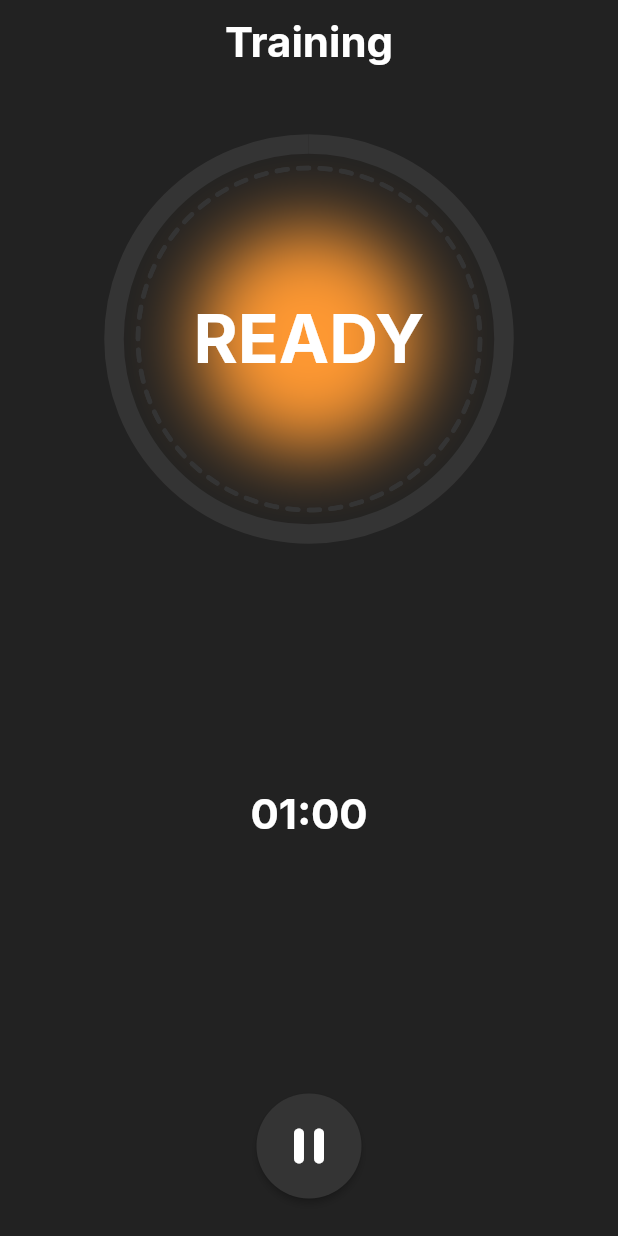
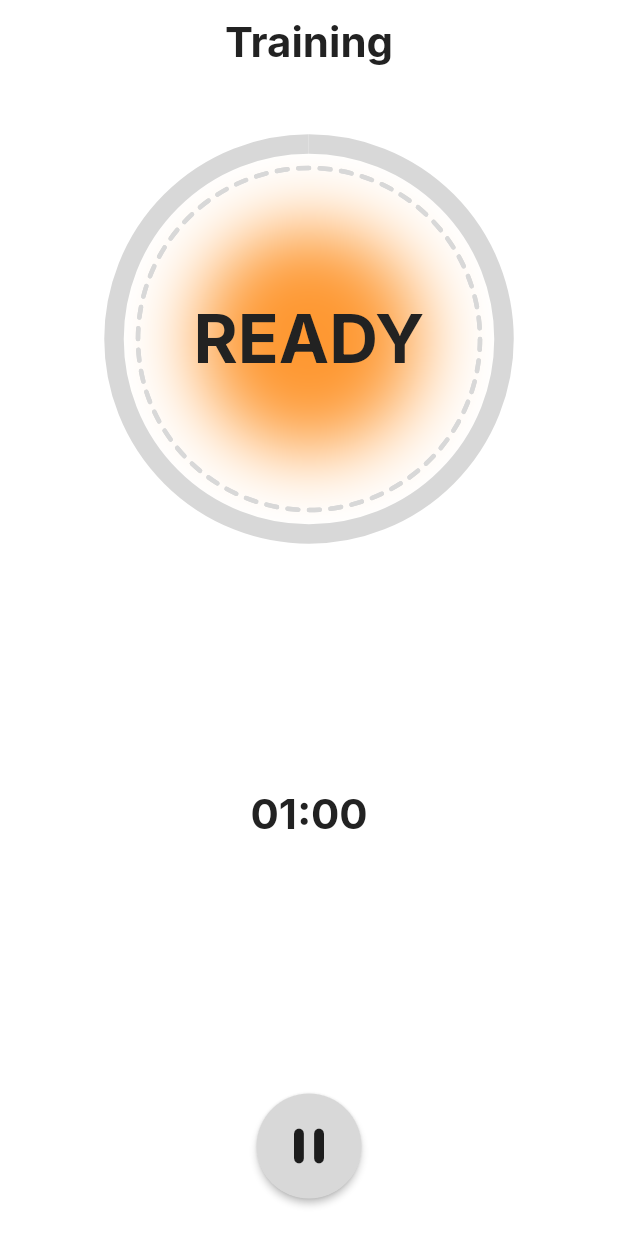
Before and after one commit to ArmFightHelper/ArmFightFlutterApp, a Flutter app: the screen it shows after launch, on a phone screen of 412 x 824 dp. Run offline on Flutter 3.47's test engine with Material 3 defaults, Android fonts, the light colour scheme and no system bars; our stand-ins replace flutter_riverpod, google_fonts.

Commit message:
light theme text fixed

```diff
--- a/lib/main.dart
+++ b/lib/main.dart
@@ -19,7 +19,7 @@ class MyApp extends StatelessWidget {
     return MaterialApp(
       debugShowCheckedModeBanner: false,
       title: 'ArmFight Helper',
-      theme: buildDarkTheme(),
+      theme: buildLightTheme(),
       home: const TrainingScreen(),
     );
   }
--- a/lib/theme.dart
+++ b/lib/theme.dart
@@ -59,6 +59,8 @@ ThemeData buildLightTheme() {
       scaffoldBackgroundColor: Colors.white,
       focusColor: Colors.blue.withOpacity(0.2),
       textTheme: const TextTheme(
+        headlineLarge: TextStyle(color: LightThemeColors.textColor, fontWeight: FontWeight.w700, fontSize: 45),
+        headlineMedium: TextStyle(color: LightThemeColors.textColor, fontWeight: FontWeight.w700),
         bodyMedium: TextStyle(color: LightThemeColors.textColor),
         bodyLarge: TextStyle(color: LightThemeColors.textColor),
       )
```
